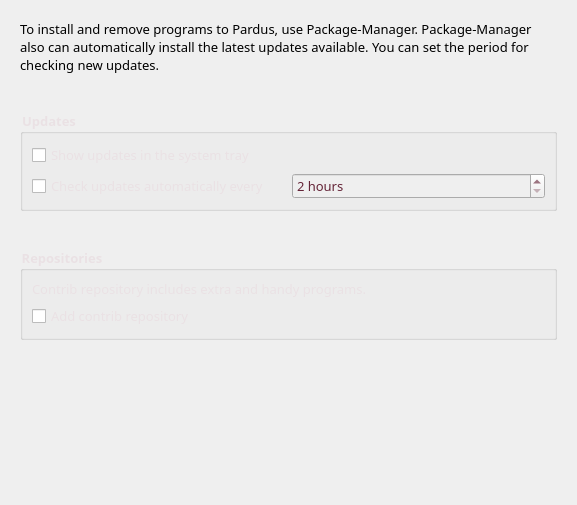
Old version of the form kde/kaptan/src/gui/packageWidget.ui in the repository pars-linux/uludag.
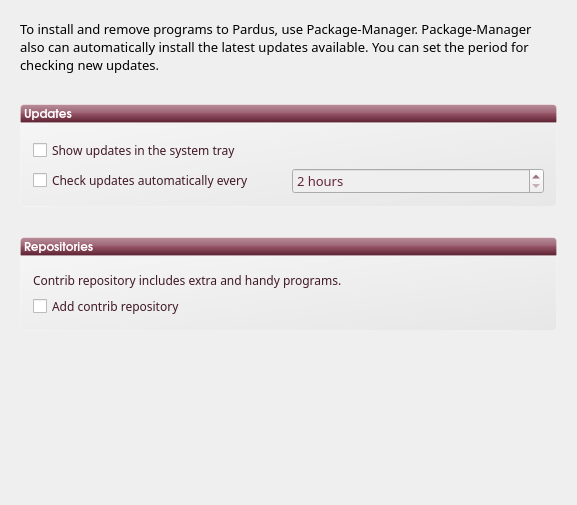
New version of the form.

Commit message: kaptan 4.5 is ready for testing except repo links

Patch:
```diff
--- a/kde/kaptan/src/gui/packageWidget.ui
+++ b/kde/kaptan/src/gui/packageWidget.ui
@@ -20,7 +20,10 @@
    <property name="margin">
     <number>20</number>
    </property>
-   <item row="2" column="0">
+   <property name="spacing">
+    <number>0</number>
+   </property>
+   <item row="3" column="0">
     <layout class="QVBoxLayout" name="verticalLayout_3">
      <item>
       <widget class="QGroupBox" name="groupBoxUpdates">
@@ -39,26 +42,33 @@
         </font>
        </property>
        <property name="styleSheet">
-        <string notr="true">color: rgb(234, 225, 228);
-</string>
+        <string notr="true">#groupBoxUpdates{
+background-color: qlineargradient(spread:pad, x1:1, y1:1, x2:0, y2:0, stop:0 rgba(219, 219, 219, 100), stop:1 rgba(255, 255, 255, 100));
+border: 1px solid rgba(255,255,255,50);
+border-bottom-left-radius: 4px;
+border-bottom-right-radius: 4px;
+}</string>
        </property>
        <property name="title">
-        <string>Updates</string>
+        <string/>
        </property>
        <property name="flat">
         <bool>true</bool>
        </property>
        <layout class="QVBoxLayout" name="verticalLayout">
+        <property name="margin">
+         <number>10</number>
+        </property>
         <item>
          <widget class="QCheckBox" name="showTray">
           <property name="font">
            <font>
             <family>Sans Serif</family>
-            <pointsize>10</pointsize>
+            <pointsize>9</pointsize>
            </font>
           </property>
           <property name="styleSheet">
-           <string notr="true"/>
+           <string notr="true">color:#411926;</string>
           </property>
           <property name="text">
            <string>Show updates in the system tray</string>
@@ -72,11 +82,11 @@
             <property name="font">
              <font>
               <family>Sans Serif</family>
-              <pointsize>10</pointsize>
+              <pointsize>9</pointsize>
              </font>
             </property>
             <property name="styleSheet">
-             <string notr="true"/>
+             <string notr="true">color:#411926;</string>
             </property>
             <property name="text">
              <string>Check updates automatically every</string>
@@ -112,7 +122,7 @@
      </item>
     </layout>
    </item>
-   <item row="4" column="0">
+   <item row="6" column="0">
     <layout class="QVBoxLayout" name="verticalLayout_4">
      <item>
       <widget class="QGroupBox" name="groupBoxRepo">
@@ -125,29 +135,40 @@
         </font>
        </property>
        <property name="styleSheet">
-        <string notr="true">color: rgb(234, 225, 228);</string>
+        <string notr="true">#groupBoxRepo{
+background-color: qlineargradient(spread:pad, x1:1, y1:1, x2:0, y2:0, stop:0 rgba(219, 219, 219, 100), stop:1 rgba(255, 255, 255, 100));
+border: 1px solid rgba(255,255,255,50);
+border-bottom-left-radius: 4px;
+border-bottom-right-radius: 4px;
+}</string>
        </property>
        <property name="title">
-        <string>Repositories</string>
+        <string/>
        </property>
        <property name="flat">
         <bool>true</bool>
        </property>
        <layout class="QVBoxLayout" name="verticalLayout_2">
+        <property name="margin">
+         <number>10</number>
+        </property>
         <item>
          <widget class="QLabel" name="label_3">
           <property name="font">
            <font>
             <family>Sans Serif</family>
-            <pointsize>10</pointsize>
+            <pointsize>9</pointsize>
            </font>
           </property>
           <property name="styleSheet">
-           <string notr="true"/>
+           <string notr="true">color:#411926;</string>
           </property>
           <property name="text">
            <string>Contrib repository includes extra and handy programs.</string>
           </property>
+          <property name="margin">
+           <number>5</number>
+          </property>
          </widget>
         </item>
         <item>
@@ -155,11 +176,11 @@
           <property name="font">
            <font>
             <family>Sans Serif</family>
-            <pointsize>10</pointsize>
+            <pointsize>9</pointsize>
            </font>
           </property>
           <property name="styleSheet">
-           <string notr="true"/>
+           <string notr="true">color:#411926;</string>
           </property>
           <property name="text">
            <string>Add contrib repository</string>
@@ -219,7 +240,7 @@
      </property>
     </spacer>
    </item>
-   <item row="3" column="0">
+   <item row="4" column="0">
     <spacer name="verticalSpacer_7">
      <property name="orientation">
       <enum>Qt::Vertical</enum>
@@ -235,7 +256,7 @@
      </property>
     </spacer>
    </item>
-   <item row="5" column="0">
+   <item row="7" column="0">
     <spacer name="verticalSpacer_8">
      <property name="orientation">
       <enum>Qt::Vertical</enum>
@@ -251,6 +272,60 @@
      </property>
     </spacer>
    </item>
+   <item row="2" column="0">
+    <widget class="QLabel" name="label">
+     <property name="font">
+      <font>
+       <family>URW Gothic L</family>
+       <pointsize>9</pointsize>
+       <weight>75</weight>
+       <bold>true</bold>
+       <underline>false</underline>
+      </font>
+     </property>
+     <property name="styleSheet">
+      <string notr="true">background-color: qlineargradient(spread:pad, x1:0.5, y1:1, x2:0.5, y2:0, stop:0 rgba(183, 100, 124, 255), stop:0.0212465 rgba(91, 33, 50, 255), stop:0.521739 rgba(152, 86, 105, 255), stop:0.527174 rgba(155, 98, 115, 255), stop:0.983696 rgba(184, 141, 153, 255), stop:1 rgba(220, 173, 186, 255));
+/*background-color: qlineargradient(spread:pad, x1:1, y1:1, x2:0, y2:0, stop:0 rgba(219, 219, 219, 100), stop:1 rgba(255, 255, 255, 100));*/
+border: 1px solid rgba(255,255,255,50);
+color:white;
+border-top-left-radius: 4px;
+border-top-right-radius: 4px;</string>
+     </property>
+     <property name="text">
+      <string>Updates</string>
+     </property>
+     <property name="margin">
+      <number>5</number>
+     </property>
+    </widget>
+   </item>
+   <item row="5" column="0">
+    <widget class="QLabel" name="label_2">
+     <property name="font">
+      <font>
+       <family>URW Gothic L</family>
+       <pointsize>9</pointsize>
+       <weight>75</weight>
+       <bold>true</bold>
+       <underline>false</underline>
+      </font>
+     </property>
+     <property name="styleSheet">
+      <string notr="true">background-color: qlineargradient(spread:pad, x1:0.5, y1:1, x2:0.5, y2:0, stop:0 rgba(183, 100, 124, 255), stop:0.0212465 rgba(91, 33, 50, 255), stop:0.521739 rgba(152, 86, 105, 255), stop:0.527174 rgba(155, 98, 115, 255), stop:0.983696 rgba(184, 141, 153, 255), stop:1 rgba(220, 173, 186, 255));
+/*background-color: qlineargradient(spread:pad, x1:1, y1:1, x2:0, y2:0, stop:0 rgba(219, 219, 219, 100), stop:1 rgba(255, 255, 255, 100));*/
+border: 1px solid rgba(255,255,255,50);
+color:white;
+border-top-left-radius: 4px;
+border-top-right-radius: 4px;</string>
+     </property>
+     <property name="text">
+      <string>Repositories</string>
+     </property>
+     <property name="margin">
+      <number>5</number>
+     </property>
+    </widget>
+   </item>
   </layout>
  </widget>
  <resources/>
```
The commit also changes 15 other files.
